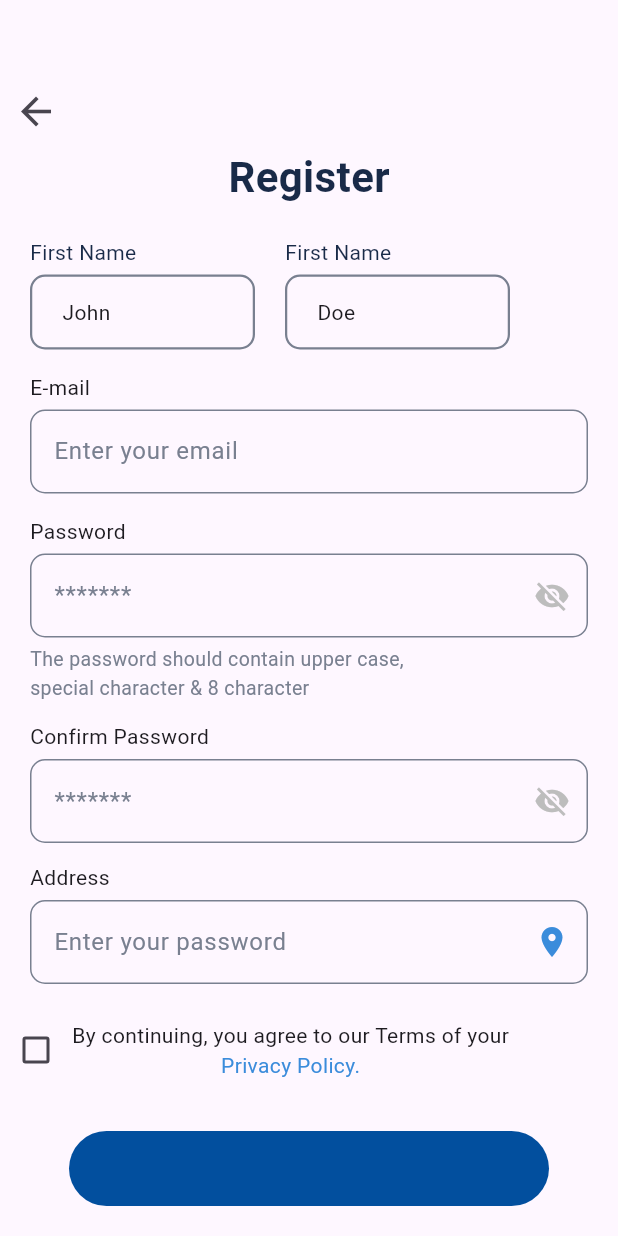
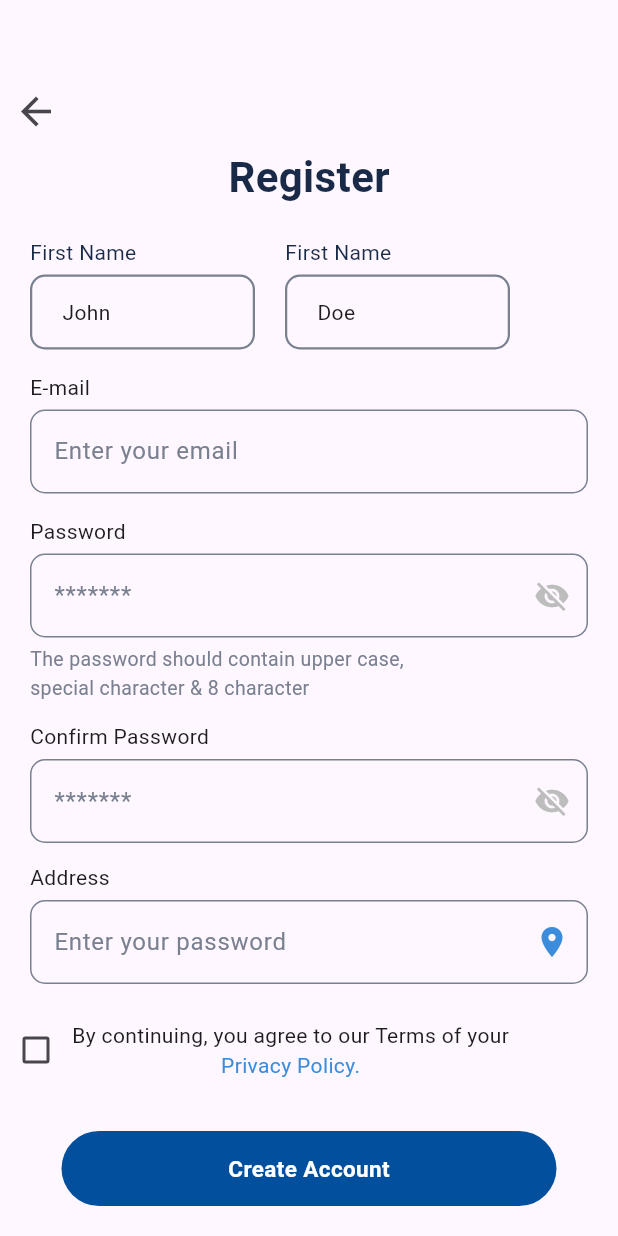
Before and after one commit to rifatalam26/plumber_tech, a Flutter app: the screen it shows after launch, on a phone screen of 412 x 824 dp. Run offline on Flutter 3.47's test engine with Material 3 defaults, Android fonts, the phone set to English and light mode, and no system bars.

Commit message:
register screen ok

```diff
--- a/lib/View/Customer Registration Screen/register_screen.dart
+++ b/lib/View/Customer Registration Screen/register_screen.dart
@@ -295,12 +295,42 @@ class _RegisterScreenState extends State<RegisterScreen> {
             ),
             Container(
               height: 50,
-              width: 320,
+              width: 330,
               decoration: BoxDecoration(
-                color: Color(0xff024F9E),
-                borderRadius: BorderRadius.circular(25)
+                  color: const Color(0xff024F9E),
+                  borderRadius: BorderRadius.circular(25)),
+              child: const Center(
+                child: Text(
+                  "Create Account",
+                  style: TextStyle(
+                      fontSize: 15,
+                      fontWeight: FontWeight.bold,
+                      color: Colors.white),
+                ),
               ),
-            )
+            ),
+            const SizedBox(
+              height: 30,
+            ),
+            const Row(
+              mainAxisAlignment: MainAxisAlignment.center,
+              children: [
+                Text(
+                  "have an account?",
+                  style: TextStyle(color: Color(0xff848585)),
+                ),
+                SizedBox(
+                  width: 3,
+                ),
+                Text(
+                  " Sign in here",
+                  style: TextStyle(color: Color(0xff3B8CDB)),
+                ),
+              ],
+            ),
+            const SizedBox(
+              height: 30,
+            ),
           ],
         ),
       ),
```
